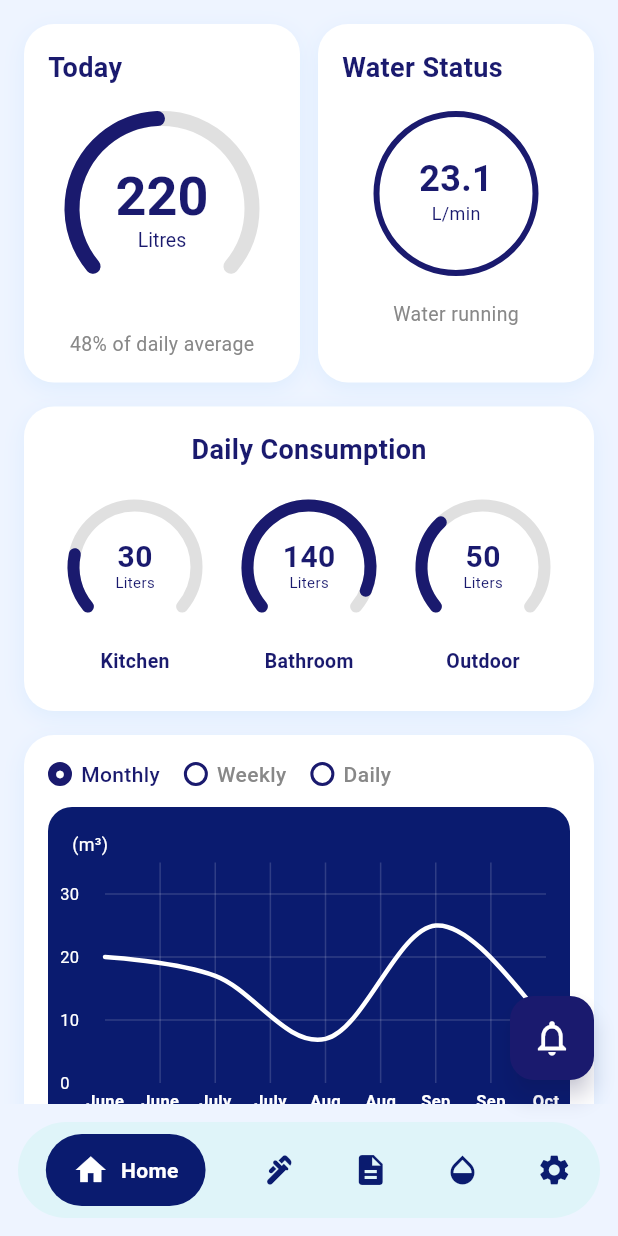
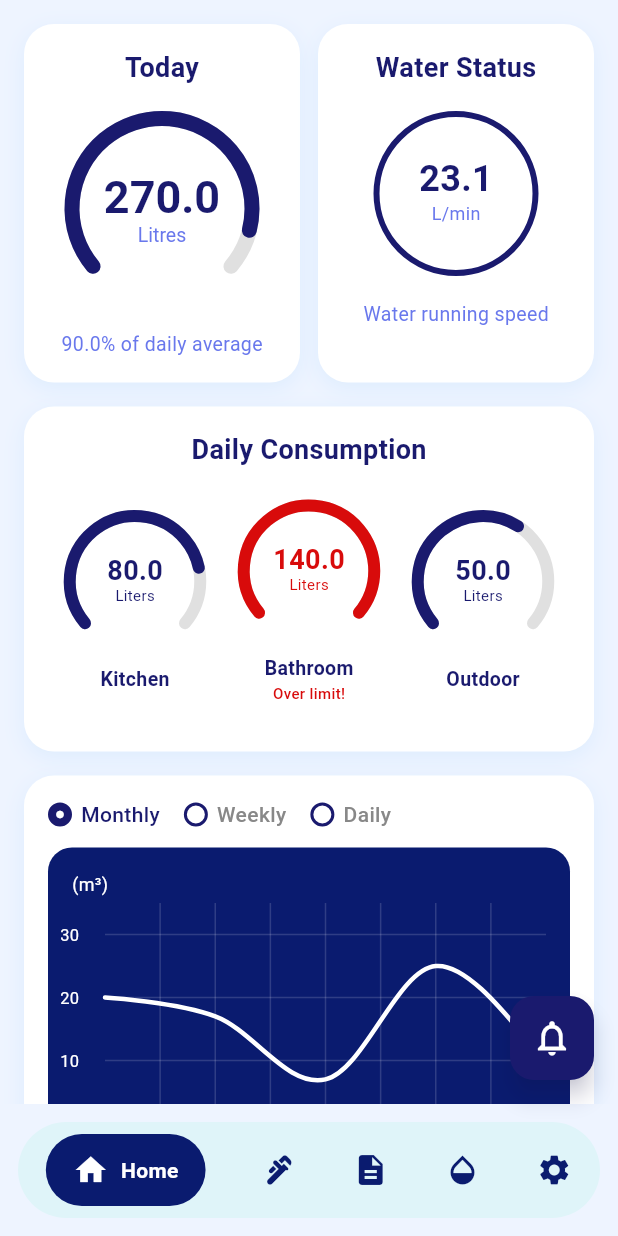
Before and after one commit to Ishan101-hub/sdgp-se24-aquasense-mobile, a Flutter app: the screen it shows after launch, on a phone screen of 412 x 824 dp. Run offline on Flutter 3.47's test engine with Material 3 defaults, Android fonts, the phone set to English and light mode, and no system bars; drawn by our look-alikes of fl_chart.

Commit message:
Do some updates in home page

```diff
--- a/home_aqua/lib/screens/home_page.dart
+++ b/home_aqua/lib/screens/home_page.dart
@@ -4,13 +4,46 @@ import '../widgets/water_status_card.dart';
 import '../widgets/daily_consumption_card.dart';
 import '../widgets/bell_button.dart';
 import '../widgets/usage_chart_card.dart';
-import '../widgets/usage_summary_card.dart'; // ← new import
+import '../widgets/usage_summary_card.dart';
 
 class HomePage extends StatelessWidget {
   const HomePage({super.key});
 
   @override
   Widget build(BuildContext context) {
+
+    // ── ZONES (single source of truth) ──
+    // This is the ONLY place where zone data is defined
+    // Both TodayCard and DailyConsumptionCard use this same data
+    // So they will ALWAYS match! ✅
+    const List<WaterZone> zones = [
+      WaterZone(name: 'Kitchen',  used: 80,  average: 100),
+      WaterZone(name: 'Bathroom', used: 140, average: 120), // over → red
+      WaterZone(name: 'Outdoor',  used: 50,  average: 80),
+      // Add more zones here to test:
+      // WaterZone(name: 'Kitchen 2', used: 60, average: 90),
+    ];
+
+    // ── AUTO CALCULATE total usage from zones ──
+    // 80 + 140 + 50 = 270L → Today card shows 270L
+    final double totalUsed = zones.fold(
+      0,
+      (sum, zone) => sum + zone.used,
+    );
+
+    // ── AUTO CALCULATE total average from zones ──
+    // 100 + 120 + 80 = 300L → daily average is 300L
+    final double totalAverage = zones.fold(
+      0,
+      (sum, zone) => sum + zone.average,
+    );
+
+    // ── AUTO CALCULATE percentage ──
+    // 270 / 300 = 90% of daily average
+    final double dailyAveragePercent = totalAverage > 0
+        ? (totalUsed / totalAverage * 100).clamp(0, 999)
+        : 0;
+
     return SafeArea(
       child: Stack(
         children: [
@@ -25,34 +58,47 @@ class HomePage extends StatelessWidget {
                 IntrinsicHeight(
                   child: Row(
                     crossAxisAlignment: CrossAxisAlignment.stretch,
-                    children: const [
-                      Expanded(child: TodayCard()),
-                      SizedBox(width: 12),
-                      Expanded(child: WaterStatusCard()),
+                    children: [
+
+                      // Today Card gets auto-calculated values from zones
+                      Expanded(
+                        child: TodayCard(
+                          litresUsed: totalUsed,           // sum of all zones ✅
+                          dailyAverageLitres: totalAverage, // sum of all averages ✅
+                          dailyAveragePercent: dailyAveragePercent, // auto % ✅
+                        ),
+                      ),
+
+                      const SizedBox(width: 12),
+
+                      const Expanded(
+                        child: WaterStatusCard(),
+                      ),
+
                     ],
                   ),
                 ),
 
                 const SizedBox(height: 16),
 
-                // ── Daily Consumption card ──
-                const DailyConsumptionCard(),
+                // Daily Consumption card gets same zones list
+                DailyConsumptionCard(zones: zones),
 
                 const SizedBox(height: 16),
 
-                // ── SCROLL DOWN: Usage Chart ──
+                // Usage Chart
                 const UsageChartCard(),
 
                 const SizedBox(height: 16),
 
-                // ── SCROLL DOWN: Usage Summary bars ──
+                // Usage Summary
                 const UsageSummaryCard(),
 
               ],
             ),
           ),
 
-          // ── BELL BUTTON fixed at bottom right ──
+          // ── BELL BUTTON ──
           Positioned(
             bottom: 16,
             right: 16,
--- a/home_aqua/lib/widgets/daily_consumption_card.dart
+++ b/home_aqua/lib/widgets/daily_consumption_card.dart
@@ -1,35 +1,25 @@
 import 'package:flutter/material.dart';
 import 'dart:math' as math;
 
-// ── SubLine model ──
-// This represents one sub-line (zone) from your backend
-// Example: SubLine(name: 'kitchen1', litres: 30)
-class SubLine {
-  final String name;   // name from backend e.g. kitchen1, outdoor2
-  final double litres; // usage in litres
+// ── Zone model ──────────────────────────────────────────────
+class WaterZone {
+  final String name;
+  final double used;
+  final double average;
 
-  const SubLine({
+  const WaterZone({
     required this.name,
-    required this.litres,
+    required this.used,
+    required this.average,
   });
 }
 
 class DailyConsumptionCard extends StatelessWidget {
-
-  // ── List of sub-lines (dynamic from backend later) ──
-  // Right now using test data with 3 zones
-  // When backend is ready, replace this list with real data
-  final List<SubLine> subLines;
-  final double maxLitres; // full circle = this value
+  final List<WaterZone> zones;
 
   const DailyConsumptionCard({
     super.key,
-    this.subLines = const [
-      SubLine(name: 'Kitchen',  litres: 30),  // test value
-      SubLine(name: 'Bathroom', litres: 140), // test value
-      SubLine(name: 'Outdoor',  litres: 50),  // test value
-    ],
-    this.maxLitres = 150, // test value
+    required this.zones,
   });
 
   @override
@@ -64,22 +54,39 @@ class DailyConsumptionCard extends StatelessWidget {
 
           const SizedBox(height: 20),
 
-          // ── DYNAMIC sub-line circles ──
-          // This Row is built from the subLines list
-          // So if backend sends 2 zones or 4 zones, it adjusts automatically!
-          Row(
+          // ── EMPTY STATE ──
+          if (zones.isEmpty)
+            const Padding(
+              padding: EdgeInsets.all(16),
+              child: Text(
+                'No zones found.\nCheck your device connections.',
+                textAlign: TextAlign.center,
+                style: TextStyle(
+                  color: Color(0xFF888888),
+                  fontSize: 13,
+                ),
+              ),
+            ),
+
+          // ── DYNAMIC ZONES: rows of 3 ──
+          ...List.generate(
+            (zones.length / 3).ceil(),
+            (rowIndex) {
+              final rowZones = zones.sublist(
+                rowIndex * 3,
+                math.min(rowIndex * 3 + 3, zones.length),
+              );
+              return Padding(
+                padding: const EdgeInsets.only(bottom: 16),
+                child: Row(
                   mainAxisAlignment: MainAxisAlignment.spaceAround,
-            children: subLines.map((subLine) {
-              // For each SubLine in the list, create one _CircleBar
-              return _CircleBar(
-                litres: subLine.litres,
-                maxLitres: maxLitres,
-                label: subLine.name, // ← dynamic name from backend!
-              );
+                  children: rowZones.map((zone) {
+                    return _ZoneCircle(zone: zone);
                   }).toList(),
                 ),
-
-          const SizedBox(height: 8),
+              );
+            },
+          ),
 
         ],
       ),
@@ -88,77 +95,71 @@ class DailyConsumptionCard extends StatelessWidget {
 }
 
 
-// ── SINGLE CIRCLE BAR WIDGET ─────────────────────────────────
-class _CircleBar extends StatelessWidget {
-  final double litres;
-  final double maxLitres;
-  final String label;
+// ── ZONE CIRCLE ──────────────────────────────────────────────
+class _ZoneCircle extends StatelessWidget {
+  final WaterZone zone;
 
-  const _CircleBar({
-    required this.litres,
-    required this.maxLitres,
-    required this.label,
-  });
+  const _ZoneCircle({required this.zone});
 
   @override
   Widget build(BuildContext context) {
-    double progress = (litres / maxLitres).clamp(0.0, 1.0);
+    final bool isOverLimit = zone.used >= zone.average;
+    final double progress  = isOverLimit
+        ? 1.0
+        : (zone.used / zone.average).clamp(0.0, 1.0);
+    final Color arcColor   = isOverLimit ? const Color(0xFFD80B0B) : const Color(0xFF1A1A6E);
+    final Color textColor  = isOverLimit ? const Color(0xFFD80B0B) : const Color(0xFF1A1A6E);
 
     return Column(
       children: [
 
-        // ── CIRCLE with number inside ──
+        // ── CIRCULAR ARC ──
         SizedBox(
-          width: 90,
-          height: 90,
+          width: 95,
+          height: 95,
           child: Stack(
             alignment: Alignment.center,
             children: [
 
               // Grey background arc
-              SizedBox(
-                width: 90,
-                height: 90,
-                child: CustomPaint(
+              CustomPaint(
+                size: const Size(95, 95),
                 painter: _ArcPainter(
                   progress: 1.0,
                   color: const Color(0xFFE0E0E0),
                   strokeWidth: 8,
                 ),
               ),
-              ),
 
-              // Navy blue progress arc
-              SizedBox(
-                width: 90,
-                height: 90,
-                child: CustomPaint(
+              // Colored progress arc
+              CustomPaint(
+                size: const Size(95, 95),
                 painter: _ArcPainter(
                   progress: progress,
-                    color: const Color(0xFF1A1A6E),
+                  color: arcColor,
                   strokeWidth: 8,
                 ),
               ),
-              ),
 
-              // Number + Liters inside circle
+              // ── FIXED: 1 decimal point inside circle ──
               Column(
                 mainAxisAlignment: MainAxisAlignment.center,
                 children: [
                   Text(
-                    '${litres.toInt()}',
-                    style: const TextStyle(
-                      fontSize: 20,
+                    // ← toStringAsFixed(1) gives 1 decimal e.g. 80.0
+                    zone.used.toStringAsFixed(1),
+                    style: TextStyle(
+                      fontSize: 18,
                       fontWeight: FontWeight.bold,
-                      color: Color(0xFF1A1A6E),
+                      color: textColor,
                       height: 1.0,
                     ),
                   ),
-                  const Text(
+                  Text(
                     'Liters',
                     style: TextStyle(
                       fontSize: 10,
-                      color: Color(0xFF1A1A6E),
+                      color: textColor,
                       fontWeight: FontWeight.w400,
                     ),
                   ),
@@ -171,13 +172,24 @@ class _CircleBar extends StatelessWidget {
 
         const SizedBox(height: 8),
 
-        // ── DYNAMIC LABEL below circle ──
+        // Zone name
         Text(
-          label, // ← comes from SubLine.name (dynamic!)
+          zone.name,
           style: const TextStyle(
             fontSize: 13,
             fontWeight: FontWeight.bold,
             color: Color(0xFF1A1A6E),
+          ),
+        ),
+
+        // Warning if over limit
+        if (isOverLimit)
+          const Text(
+            'Over limit!',
+            style: TextStyle(
+              fontSize: 10,
+              color: const Color(0xFFD80B0B),
+              fontWeight: FontWeight.w500,
             ),
           ),
 
@@ -209,16 +221,13 @@ class _ArcPainter extends CustomPainter {
 
     final double centerX = size.width / 2;
     final double centerY = size.height / 2;
-    final double radius = (size.width - strokeWidth) / 2;
+    final double radius  = (size.width - strokeWidth) / 2;
 
     const double startAngle = 140 * math.pi / 180;
     final double sweepAngle = 260 * math.pi / 180 * progress;
 
     canvas.drawArc(
-      Rect.fromCircle(
-        center: Offset(centerX, centerY),
-        radius: radius,
-      ),
+      Rect.fromCircle(center: Offset(centerX, centerY), radius: radius),
       startAngle,
       sweepAngle,
       false,
--- a/home_aqua/lib/widgets/today_card.dart
+++ b/home_aqua/lib/widgets/today_card.dart
@@ -2,17 +2,15 @@ import 'package:flutter/material.dart';
 import 'dart:math' as math;
 
 class TodayCard extends StatelessWidget {
-  // Fixed test values for now
-  // When backend ready, just change these numbers
   final double litresUsed;
   final double dailyAverageLitres;
   final double dailyAveragePercent;
 
   const TodayCard({
     super.key,
-    this.litresUsed = 220,         // test value
-    this.dailyAverageLitres = 450, // test value
-    this.dailyAveragePercent = 48, // test value
+    this.litresUsed = 220,
+    this.dailyAverageLitres = 450,
+    this.dailyAveragePercent = 48,
   });
 
   @override
@@ -25,7 +23,7 @@ class TodayCard extends StatelessWidget {
         borderRadius: BorderRadius.circular(20),
         boxShadow: [
           BoxShadow(
-            color: Colors.blue.withOpacity(0.08),
+            color: Colors.blue.withValues(alpha: 0.08),
             blurRadius: 12,
             offset: const Offset(0, 4),
           ),
@@ -38,7 +36,7 @@ class TodayCard extends StatelessWidget {
 
           // ── TITLE ──
           const Align(
-            alignment: Alignment.centerLeft,
+            alignment: Alignment.center,
             child: Text(
               'Today',
               style: TextStyle(
@@ -51,7 +49,7 @@ class TodayCard extends StatelessWidget {
 
           const SizedBox(height: 16),
 
-          // ── Circular loading bar with 220 Litres inside ──
+          // ── Circular loading bar ──
           SizedBox(
             width: 130,
             height: 130,
@@ -85,15 +83,16 @@ class TodayCard extends StatelessWidget {
                   ),
                 ),
 
-                // 220 Litres text inside circle
+                // ── FIXED: 1 decimal point ──
                 RichText(
                   textAlign: TextAlign.center,
                   text: TextSpan(
                     children: [
                       TextSpan(
-                        text: '${litresUsed.toInt()}',
+                        // ← toStringAsFixed(1) gives 1 decimal e.g. 220.0
+                        text: litresUsed.toStringAsFixed(1),
                         style: const TextStyle(
-                          fontSize: 36,
+                          fontSize: 30,
                           fontWeight: FontWeight.bold,
                           color: Color(0xFF1A1A6E),
                         ),
@@ -102,7 +101,7 @@ class TodayCard extends StatelessWidget {
                         text: '\nLitres',
                         style: TextStyle(
                           fontSize: 13,
-                          color: Color(0xFF1A1A6E),
+                          color: Color(0xFF6978EC),
                           fontWeight: FontWeight.w400,
                         ),
                       ),
@@ -116,12 +115,12 @@ class TodayCard extends StatelessWidget {
 
           const SizedBox(height: 16),
 
-          // ── 48% of daily average ──
+          // ── percentage text ──
           Text(
-            '${dailyAveragePercent.toInt()}% of daily average',
+            '${dailyAveragePercent.toStringAsFixed(1)}% of daily average',
             style: const TextStyle(
               fontSize: 13,
-              color: Color(0xFF888888),
+              color: Color(0xFF6978EC),
             ),
           ),
 
--- a/home_aqua/lib/widgets/water_status_card.dart
+++ b/home_aqua/lib/widgets/water_status_card.dart
@@ -31,7 +31,7 @@ class WaterStatusCard extends StatelessWidget {
 
           // ── TITLE ──
           const Align(
-            alignment: Alignment.centerLeft,
+            alignment: Alignment.center,
             child: Text(
               'Water Status',
               style: TextStyle(
@@ -79,7 +79,7 @@ class WaterStatusCard extends StatelessWidget {
                   'L/min',
                   style: TextStyle(
                     fontSize: 12,
-                    color: Color(0xFF1A1A6E),
+                    color: Color(0xFF6978EC),
                     fontWeight: FontWeight.w400,
                   ),
                 ),
@@ -92,10 +92,10 @@ class WaterStatusCard extends StatelessWidget {
 
           // ── BOTTOM TEXT ──
           const Text(
-            'Water running',
+            'Water running speed',
             style: TextStyle(
               fontSize: 13,
-              color: Color(0xFF888888),
+              color: Color(0xFF6978EC),
             ),
           ),
 
```
Lines whose indentation alone changed are shown as unchanged.
